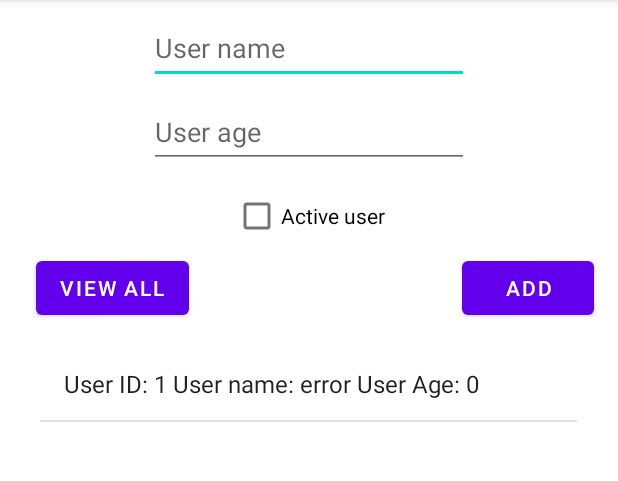
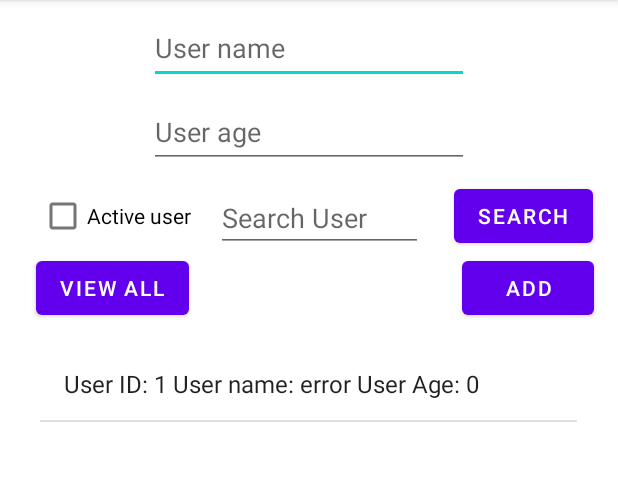
Before and after one commit to Brett-Constantinoff/Android_example, an Android app: the screen it shows after launch (MainActivity), after a tap on "ADD", on a phone screen of 412 x 824 dp, the part 84-565 px from its top. Run offline under Robolectric (Android 15) with nearby library versions, the phone set to English and light mode, and no system bars.

Commit message:
adds ability to search for users by first name

```diff
--- a/app/src/main/java/com/example/android_example/DatabaseHelper.java
+++ b/app/src/main/java/com/example/android_example/DatabaseHelper.java
@@ -5,6 +5,7 @@ import android.content.Context;
 import android.database.Cursor;
 import android.database.sqlite.SQLiteDatabase;
 import android.database.sqlite.SQLiteOpenHelper;
+import android.widget.Toast;
 
 import androidx.annotation.Nullable;
 
@@ -54,6 +55,13 @@ public class DatabaseHelper extends SQLiteOpenHelper {
         return cursor.moveToFirst();
     }
 
+    public boolean getOne(String userName){
+        SQLiteDatabase db = this.getReadableDatabase();
+        String queryString = "SELECT * FROM " + USER_TABLE + " WHERE " + COLUMN_USER_NAME + " = " + " '" + userName + "'";
+        Cursor cursor = db.rawQuery(queryString, null);
+        return cursor.moveToFirst();
+    }
+
     public List<UserModel> getUsers(){
         List<UserModel> returnList = new ArrayList<>();
         String queryString = "SELECT * FROM " + USER_TABLE;
--- a/app/src/main/java/com/example/android_example/MainActivity.java
+++ b/app/src/main/java/com/example/android_example/MainActivity.java
@@ -3,6 +3,7 @@ package com.example.android_example;
 import androidx.appcompat.app.AppCompatActivity;
 
 import android.os.Bundle;
+import android.text.Editable;
 import android.view.View;
 import android.widget.AdapterView;
 import android.widget.ArrayAdapter;
@@ -15,12 +16,11 @@ import java.util.List;
 
 
 public class MainActivity extends AppCompatActivity {
-    Button btn_add, btn_view_all;
-    EditText edit_name, edit_age;
+    Button btn_add, btn_view_all, search_btn;
+    EditText edit_name, edit_age, search_user;
     CheckBox switch_active;
     ListView list_view_user_list;
     ArrayAdapter userArrayAdapter;
-
 
     @Override
     protected void onCreate(Bundle savedInstanceState) { //code runs on app start
@@ -29,10 +29,12 @@ public class MainActivity extends AppCompatActivity {
 
         btn_add = findViewById(R.id.btn_add);
         btn_view_all = findViewById(R.id.btn_view_all);
+        search_btn = findViewById(R.id.search_btn);
         edit_name = findViewById(R.id.edit_name);
         edit_age = findViewById(R.id.edit_age);
         switch_active = findViewById(R.id.is_active);
         list_view_user_list = findViewById(R.id.lview_customer_list);
+        search_user = findViewById(R.id.search_user);
         DatabaseHelper databaseHelper = new DatabaseHelper(MainActivity.this);
 
         ShowUsersOnListView(databaseHelper);
@@ -61,7 +63,24 @@ public class MainActivity extends AppCompatActivity {
             public void onClick(View v) {
                 DatabaseHelper databaseHelper = new DatabaseHelper(MainActivity.this);
                 ShowUsersOnListView(databaseHelper);
+            }
+        });
 
+        search_btn.setOnClickListener(new View.OnClickListener() {
+            @Override
+            public void onClick(View view) {
+                String searchedUser = search_user.getText().toString();
+                DatabaseHelper databaseHelper = new DatabaseHelper(MainActivity.this);
+                try {
+                    if(databaseHelper.getOne(searchedUser)){
+                        Toast.makeText(MainActivity.this, "User Found", Toast.LENGTH_SHORT).show();
+                    }
+                    else{
+                        Toast.makeText(MainActivity.this, "No User Found", Toast.LENGTH_SHORT).show();
+                    }
+                }catch (Exception e){
+                    Toast.makeText(MainActivity.this, "No User Found", Toast.LENGTH_SHORT).show();
+                }
             }
         });
 
--- a/app/src/main/res/layout/activity_main.xml
+++ b/app/src/main/res/layout/activity_main.xml
@@ -39,6 +39,7 @@
         android:layout_marginTop="8dp"
         android:text="@string/ActiveUser"
         app:layout_constraintEnd_toEndOf="parent"
+        app:layout_constraintHorizontal_bias="0.084"
         app:layout_constraintStart_toStartOf="parent"
         app:layout_constraintTop_toBottomOf="@+id/edit_age" />
 
@@ -73,4 +74,33 @@
         app:layout_constraintTop_toBottomOf="@+id/btn_view_all"
         app:layout_constraintVertical_bias="0.0" />
 
+    <EditText
+        android:id="@+id/search_user"
+        android:layout_width="138dp"
+        android:layout_height="42dp"
+        android:layout_marginStart="8dp"
+        android:layout_marginEnd="8dp"
+        android:layout_marginBottom="8dp"
+        android:ems="10"
+        android:hint="@string/SearchUser"
+        android:inputType="textPersonName"
+        app:layout_constraintBottom_toTopOf="@+id/lview_customer_list"
+        app:layout_constraintEnd_toStartOf="@+id/btn_add"
+        app:layout_constraintHorizontal_bias="0.36"
+        app:layout_constraintStart_toEndOf="@+id/btn_view_all"
+        app:layout_constraintTop_toBottomOf="@+id/edit_age"
+        app:layout_constraintVertical_bias="0.2" />
+
+    <Button
+        android:id="@+id/search_btn"
+        android:layout_width="wrap_content"
+        android:layout_height="wrap_content"
+        android:layout_marginStart="4dp"
+        android:layout_marginTop="8dp"
+        android:text="@string/Search"
+        app:layout_constraintBottom_toTopOf="@+id/btn_add"
+        app:layout_constraintEnd_toEndOf="parent"
+        app:layout_constraintStart_toEndOf="@+id/search_user"
+        app:layout_constraintTop_toBottomOf="@+id/edit_age" />
+
 </androidx.constraintlayout.widget.ConstraintLayout>
--- a/app/src/main/res/values/strings.xml
+++ b/app/src/main/res/values/strings.xml
@@ -5,4 +5,6 @@
     <string name="ActiveUser">Active user</string>
     <string name="ViewAll">View all</string>
     <string name="Add">Add</string>
+    <string name="SearchUser">Search User</string>
+    <string name="Search">Search</string>
 </resources>
```
